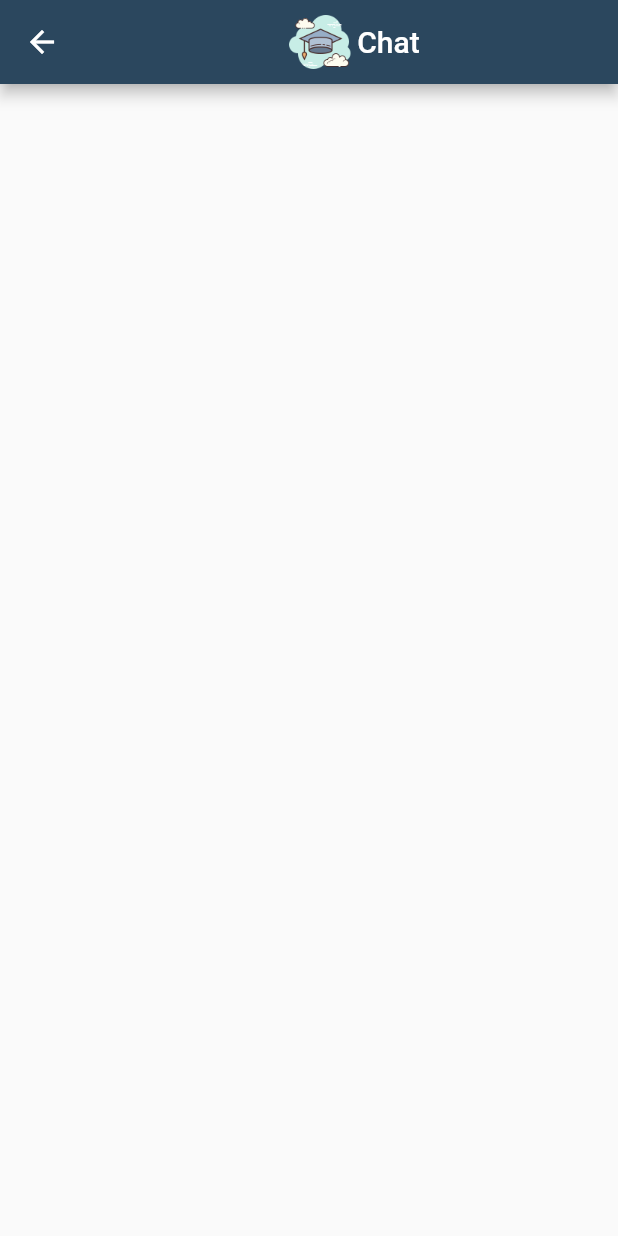
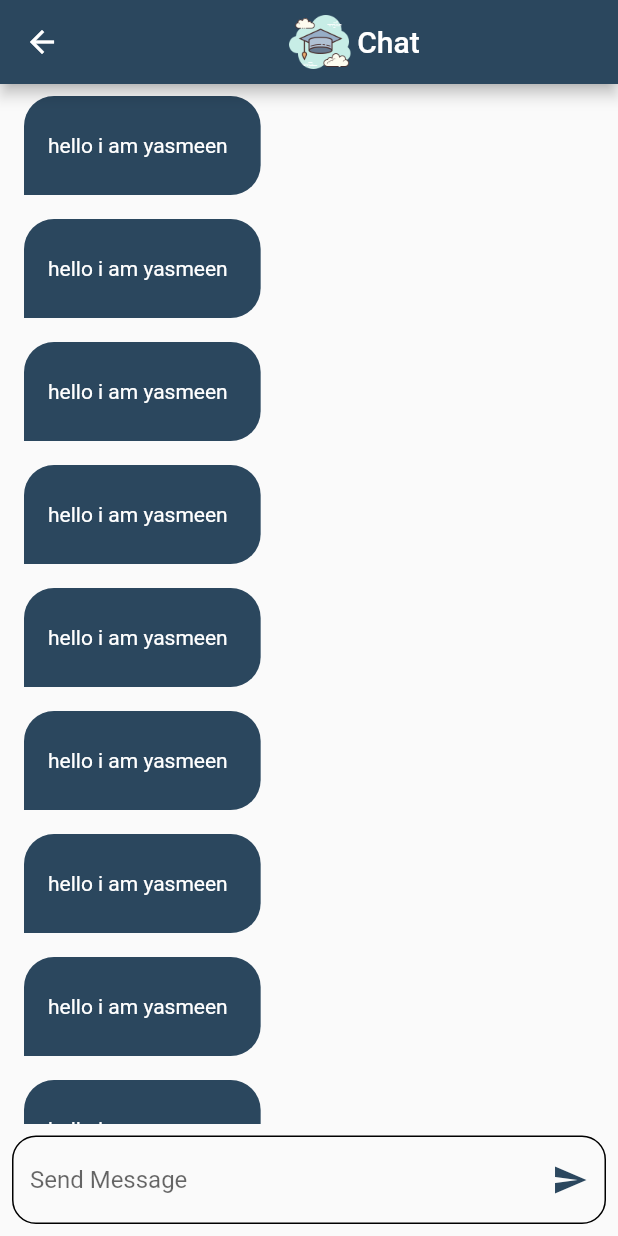
Before and after one commit to YasmeenGad/chat_app, a Flutter app: the Chat screen opened by its route, on a phone screen of 412 x 824 dp. Run offline on Flutter 3.47's test engine with Material 2 defaults, Android fonts, the phone set to English and light mode, and no system bars; our stand-ins replace cloud_firestore, firebase_auth, firebase_core, modal_progress_hud_nsn; accounts and stored records are empty.

Commit message:
create chat buble and add firestore package and add data in database using firebase firestore

```diff
--- a/lib/components/create_user_with_email_and_password.dart
+++ b/lib/components/create_user_with_email_and_password.dart
@@ -10,7 +10,11 @@ Future<void> CreateAccountWithEmailAndPassword(
       email: email,
       password: password,
     );
-    Navigator.pushReplacementNamed(context, Chat.routeName);
+    Navigator.pushNamedAndRemoveUntil(
+      context,
+      Chat.routeName,
+      (route) => false,
+    );
   } on FirebaseAuthException catch (e) {
     if (e.code == 'weak-password') {
       ScaffoldMessenger.of(context).showSnackBar(SnackBar(
--- a/lib/constant.dart
+++ b/lib/constant.dart
@@ -2,3 +2,4 @@ import 'package:flutter/material.dart';
 
 const kPrimaryColor = Color(0xFF2B475E);
 const kLogo = 'assets/images/scholar.png';
+const kMessage = 'meassages';
--- a/lib/main.dart
+++ b/lib/main.dart
@@ -20,7 +20,7 @@ class MyApp extends StatelessWidget {
   Widget build(BuildContext context) {
     return MaterialApp(
       debugShowCheckedModeBanner: false,
-      initialRoute: Login.routeName,
+      initialRoute: Chat.routeName,
       routes: {
         Login.routeName: (context) => Login(),
         Register.routeName: (context) => Register(),
--- a/lib/screens/chat.dart
+++ b/lib/screens/chat.dart
@@ -1,16 +1,26 @@
 import 'package:chat_app/constant.dart';
+import 'package:chat_app/widgets/chat_buble.dart';
 import 'package:flutter/material.dart';
+import 'package:cloud_firestore/cloud_firestore.dart';
 
 class Chat extends StatelessWidget {
-  const Chat({super.key});
+  Chat({super.key});
   static const String routeName = "chat";
+
+  CollectionReference message = FirebaseFirestore.instance.collection(kMessage);
+  TextEditingController mgs = TextEditingController();
 
   @override
   Widget build(BuildContext context) {
+    return FutureBuilder<DocumentSnapshot>(
+        future: message.doc().get(),
+        builder: ((BuildContext context,
+            AsyncSnapshot<DocumentSnapshot<Object?>> snapshot) {
           return Scaffold(
               appBar: AppBar(
                 backgroundColor: kPrimaryColor,
-        title: Row(mainAxisAlignment: MainAxisAlignment.center, children: [
+                title:
+                    Row(mainAxisAlignment: MainAxisAlignment.center, children: [
                   Image.asset(
                     kLogo,
                     height: 50,
@@ -21,6 +31,35 @@ class Chat extends StatelessWidget {
                   )
                 ]),
               ),
-    );
+              body: Column(
+                children: [
+                  Expanded(
+                    child: ListView.builder(itemBuilder: (context, index) {
+                      return ChatBuble();
+                    }),
+                  ),
+                  Padding(
+                    padding: const EdgeInsets.all(8.0),
+                    child: TextField(
+                      controller: mgs,
+                      onSubmitted: (data) {
+                        message.add({
+                          'message': data,
+                        });
+                        mgs.clear();
+                      },
+                      decoration: InputDecoration(
+                          hintText: "Send Message",
+                          enabledBorder: OutlineInputBorder(
+                              borderRadius: BorderRadius.circular(16)),
+                          focusedBorder: OutlineInputBorder(
+                              borderRadius: BorderRadius.circular(16)),
+                          border: OutlineInputBorder(),
+                          suffixIcon: Icon(Icons.send, color: kPrimaryColor)),
+                    ),
+                  ),
+                ],
+              ));
+        }));
   }
 }
--- /dev/null
+++ b/lib/widgets/chat_buble.dart
@@ -0,0 +1,28 @@
+import 'package:chat_app/constant.dart';
+import 'package:flutter/material.dart';
+
+class ChatBuble extends StatelessWidget {
+  const ChatBuble({
+    super.key,
+  });
+
+  @override
+  Widget build(BuildContext context) {
+    return Align(
+      alignment: Alignment.centerLeft,
+      child: Container(
+        margin: EdgeInsets.symmetric(vertical: 8, horizontal: 16),
+        padding: EdgeInsets.only(top: 25, left: 16, bottom: 25, right: 22),
+        decoration: BoxDecoration(
+            color: kPrimaryColor,
+            borderRadius: BorderRadius.only(
+              topLeft: Radius.circular(20),
+              topRight: Radius.circular(20),
+              bottomRight: Radius.circular(20),
+            )),
+        child:
+            Text("hello i am yasmeen", style: TextStyle(color: Colors.white)),
+      ),
+    );
+  }
+}
--- a/pubspec.yaml
+++ b/pubspec.yaml
@@ -28,6 +28,7 @@ environment:
 # the latest version available on pub.dev. To see which dependencies have newer
 # versions available, run `flutter pub outdated`.
 dependencies:
+  cloud_firestore: ^4.11.0
   cupertino_icons: ^1.0.2
   firebase_auth: ^4.11.1
   firebase_core: ^2.19.0
```
Also changed, not shown: pubspec.lock, 4 other files. Lines whose indentation alone changed are shown as unchanged.
